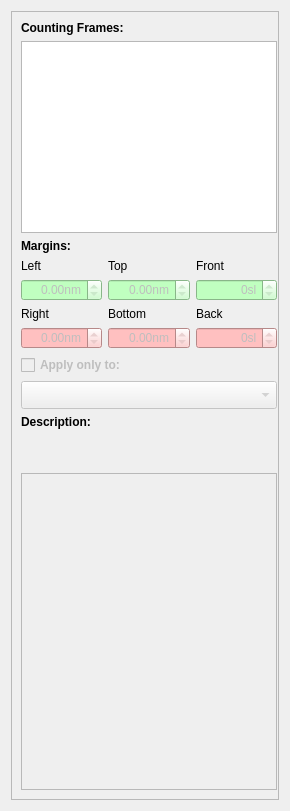
Qt form Plugins/CountingFrame/Panel.ui (FelixdelasPozas/EspINA) before a commit.
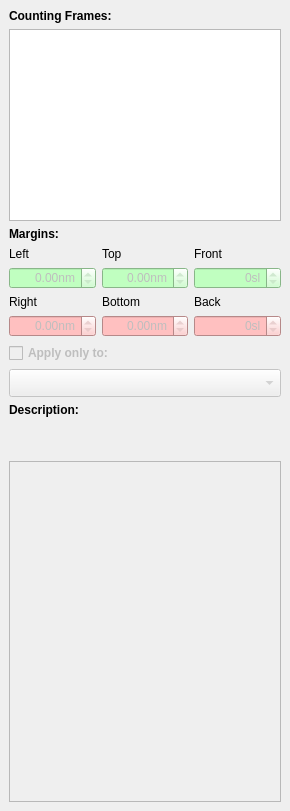
The same form after that commit. Icons and pictures are not drawn. Custom widgets are drawn as their Qt base class.

Commit message: Fix: write() method in WritableStreamedVolume needs to be public. Minor UI tweaks in some Panels.

```diff
--- a/Plugins/CountingFrame/Panel.ui
+++ b/Plugins/CountingFrame/Panel.ui
@@ -20,6 +20,9 @@
    <string>Counting Frame</string>
   </property>
   <layout class="QVBoxLayout" name="verticalLayout_2">
+   <property name="margin">
+    <number>0</number>
+   </property>
    <item>
     <widget class="QScrollArea" name="scrollArea">
      <property name="sizePolicy">
@@ -28,6 +31,12 @@
        <verstretch>1</verstretch>
       </sizepolicy>
      </property>
+     <property name="frameShape">
+      <enum>QFrame::NoFrame</enum>
+     </property>
+     <property name="lineWidth">
+      <number>0</number>
+     </property>
      <property name="horizontalScrollBarPolicy">
       <enum>Qt::ScrollBarAlwaysOff</enum>
      </property>
@@ -39,8 +48,8 @@
        <rect>
         <x>0</x>
         <y>0</y>
-        <width>274</width>
-        <height>791</height>
+        <width>290</width>
+        <height>811</height>
        </rect>
       </property>
       <property name="sizePolicy">
```
The commit also changes 2 other files.
